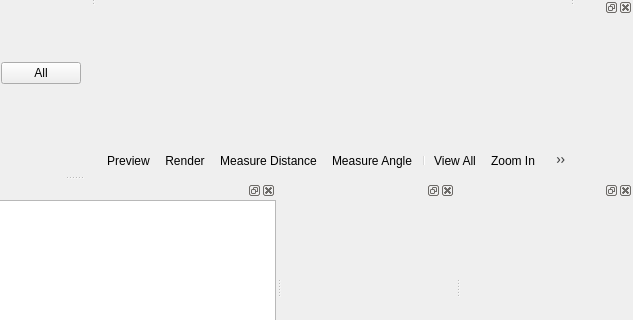
Before: the Qt Designer form src/gui/MainWindow.ui in openscad/openscad, drawn with Qt 5; both pictures show x 485 to 1118 and y 222 to 542 of the 1118 by 636 pixel window.
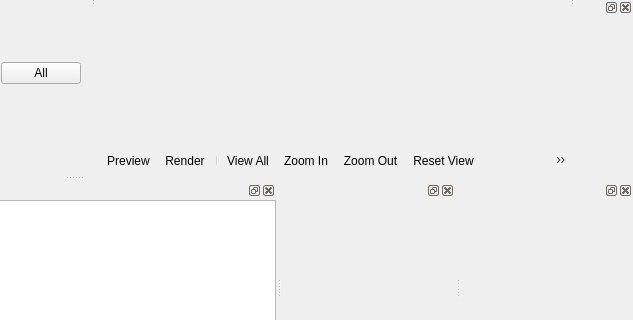
After: the same form once the commit is applied. Icons and pictures are not drawn. Custom widgets are drawn as their Qt base class.

Diff of the .ui file:
```diff
--- a/src/gui/MainWindow.ui
+++ b/src/gui/MainWindow.ui
@@ -169,13 +169,13 @@
         <widget class="QToolBar" name="viewerToolBar">
          <addaction name="designActionPreview"/>
          <addaction name="designActionRender"/>
-         <addaction name="designActionMeasureDist"/>
-         <addaction name="designActionMeasureAngle"/>
          <addaction name="separator"/>
          <addaction name="viewActionViewAll"/>
          <addaction name="viewActionZoomIn"/>
          <addaction name="viewActionZoomOut"/>
          <addaction name="viewActionResetView"/>
+         <addaction name="designActionMeasureDist"/>
+         <addaction name="designActionMeasureAngle"/>
          <addaction name="separator"/>
          <addaction name="viewActionRight"/>
          <addaction name="viewActionLeft"/>
```
